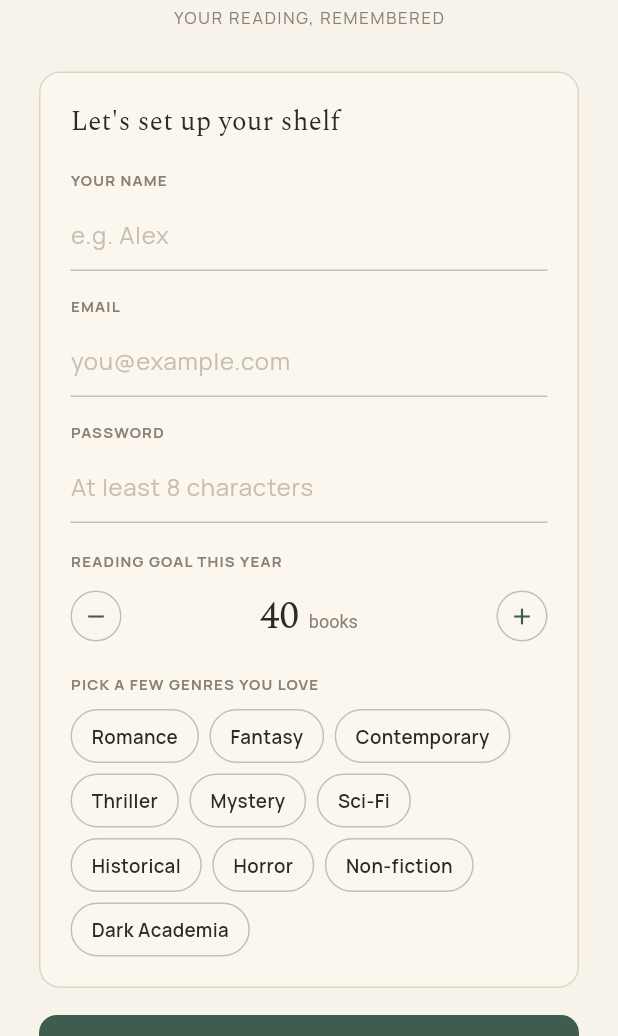
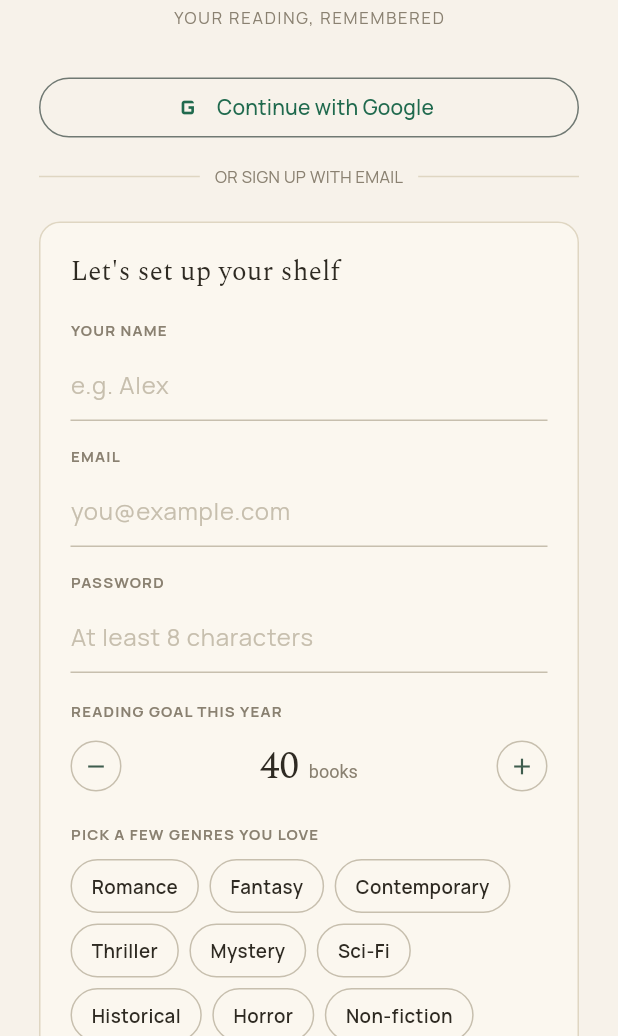
Before and after one commit to anthonyxar/bookmarked, a Flutter app: the screen it shows after launch, on a phone screen of 412 x 824 dp, the part 200-1236 px from its top. Run offline on Flutter 3.47's test engine with Material 3 defaults, Android fonts, the phone set to English and light mode, and no system bars; our stand-ins replace cloud_firestore, cloud_functions, firebase_auth, firebase_core, firebase_crashlytics, firebase_messaging and 5 more; accounts and stored records are empty.

Commit message:
Show Continue with Google on the sign-up screen
The Google button only existed on the login screen, which is hidden behind
"Already have a shelf? Log in", so new users never saw it. Put it at the top
of the register screen and share the button and OR divider between both
screens. Google sign-in creates the profile on first use, so the goal and
genre pickers are simply skipped.

Refs #21

Co-Authored-By: Claude Sonnet 5 <noreply@anthropic.com>

```diff
--- a/app/lib/screens/auth/register_screen.dart
+++ b/app/lib/screens/auth/register_screen.dart
@@ -6,6 +6,7 @@ import '../../providers/auth_provider.dart';
 import '../../theme.dart';
 import '../../widgets/app_icon.dart';
 import '../../widgets/genre_chip.dart';
+import '../../widgets/google_sign_in_button.dart';
 
 class RegisterScreen extends ConsumerStatefulWidget {
   final VoidCallback onSwitchToLogin;
@@ -68,6 +69,10 @@ class _RegisterScreenState extends ConsumerState<RegisterScreen> {
                 ],
               ),
               const SizedBox(height: 28),
+              const GoogleSignInButton(),
+              const SizedBox(height: 14),
+              const OrDivider(label: 'OR SIGN UP WITH EMAIL'),
+              const SizedBox(height: 22),
               Container(
                 padding: const EdgeInsets.all(20),
                 decoration: BoxDecoration(
--- /dev/null
+++ b/app/lib/widgets/google_sign_in_button.dart
@@ -0,0 +1,50 @@
+import 'package:flutter/material.dart';
+import 'package:flutter_riverpod/flutter_riverpod.dart';
+
+import '../providers/auth_provider.dart';
+import '../theme.dart';
+
+/// "Continue with Google" — shared by the register and login screens, since
+/// Google sign-in creates the profile on first use and just signs in after.
+class GoogleSignInButton extends ConsumerWidget {
+  const GoogleSignInButton({super.key});
+
+  Future<void> _onPressed(BuildContext context, WidgetRef ref) async {
+    final ok = await ref.read(authProvider.notifier).signInWithGoogle();
+    final error = ref.read(authProvider).error;
+    if (!ok && error != null && context.mounted) {
+      ScaffoldMessenger.of(context).showSnackBar(SnackBar(content: Text(error)));
+    }
+  }
+
+  @override
+  Widget build(BuildContext context, WidgetRef ref) {
+    final loading = ref.watch(authProvider).loading;
+    return OutlinedButton.icon(
+      onPressed: loading ? null : () => _onPressed(context, ref),
+      icon: const Icon(Icons.g_mobiledata, size: 22),
+      label: const Text('Continue with Google'),
+    );
+  }
+}
+
+/// A hairline rule with a centred label, separating Google sign-in from the
+/// email form.
+class OrDivider extends StatelessWidget {
+  final String label;
+  const OrDivider({super.key, this.label = 'OR'});
+
+  @override
+  Widget build(BuildContext context) {
+    return Row(
+      children: [
+        const Expanded(child: Divider(color: AppColors.line)),
+        Padding(
+          padding: const EdgeInsets.symmetric(horizontal: 10),
+          child: Text(label, style: const TextStyle(fontSize: 11, color: AppColors.inkSoft)),
+        ),
+        const Expanded(child: Divider(color: AppColors.line)),
+      ],
+    );
+  }
+}
```
Also changed, not shown: app/lib/screens/auth/login_screen.dart (+3 -23 lines).
